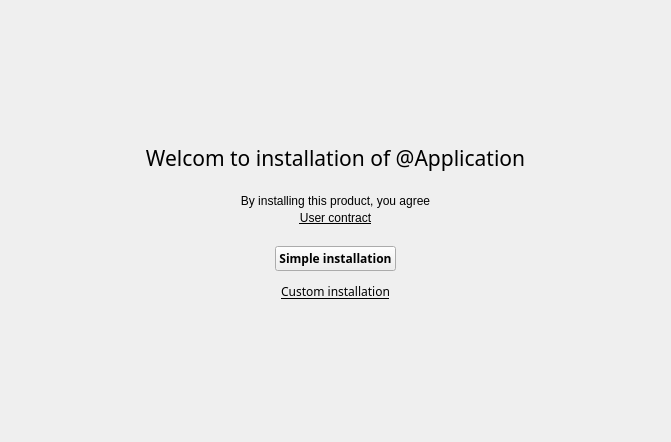
Qt form ui/welcome.ui (Covalia/standalone-deployer) before a commit.
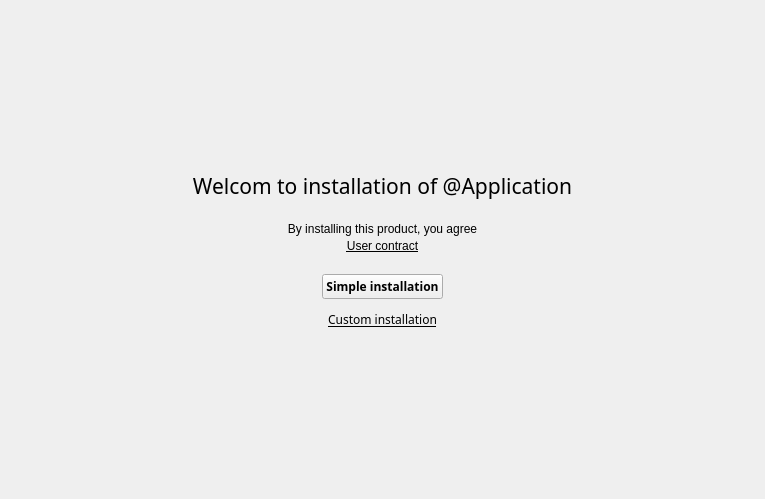
The same form after that commit.

Patch:
```diff
--- a/ui/welcome.ui
+++ b/ui/welcome.ui
@@ -6,8 +6,8 @@
    <rect>
     <x>0</x>
     <y>0</y>
-    <width>671</width>
-    <height>442</height>
+    <width>765</width>
+    <height>499</height>
    </rect>
   </property>
   <property name="windowTitle">
```
